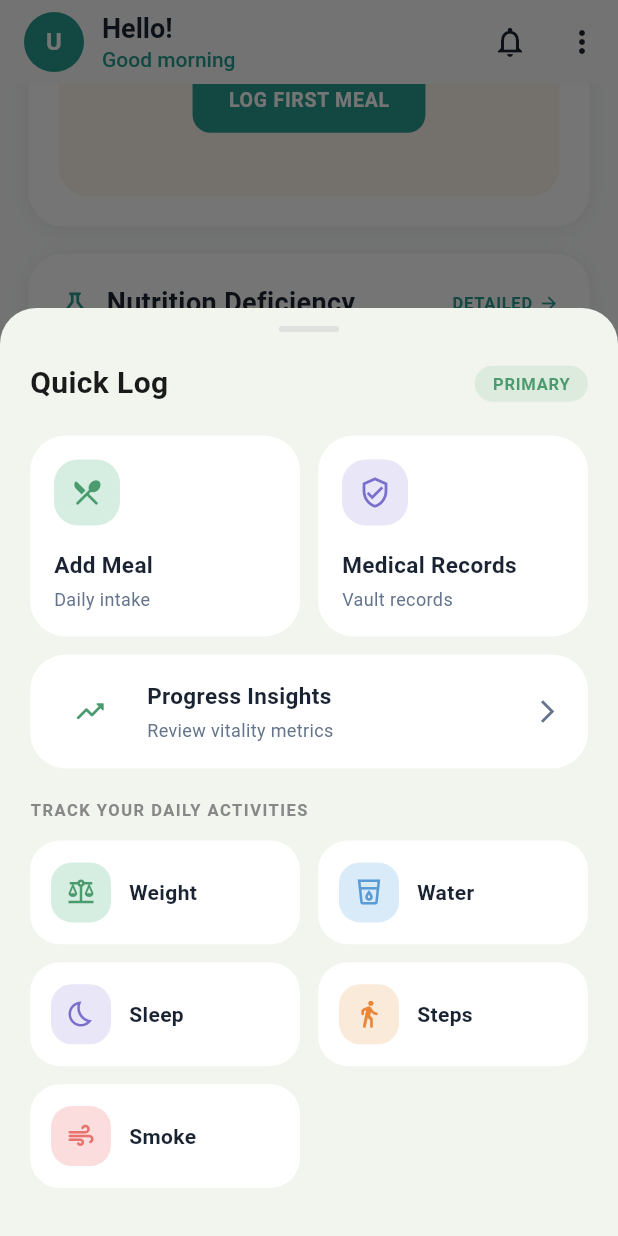
After one commit to patilabhiraj/take-health-App, a Flutter app: the MainScreen screen opened by its route, scrolled down 1728 dp, after a tap on the "add" icon, on a phone screen of 412 x 824 dp. The commit adds this screen. Run offline on Flutter 3.47's test engine with Material 3 defaults, Android fonts, the light colour scheme and no system bars; our stand-ins replace dartz, dio, equatable, flutter_bloc, flutter_secure_storage, get_it and 4 more; accounts and stored records are empty; network calls fail.

Commit message:
add floating action button

```diff
--- a/lib/features/home/presentation/main_screen.dart
+++ b/lib/features/home/presentation/main_screen.dart
@@ -5,10 +5,10 @@ import 'package:take_health/core/theme/theme_cubit.dart';
 import 'package:take_health/features/DietPlan/presentation/screen/DietPlanPage.dart';
 import 'package:take_health/features/NutritionPage/presentation/screen/NutritionPage.dart';
 import 'package:take_health/features/ReportsPage/presentation/screen/ReportsPage.dart';
-import 'package:take_health/features/ai_chat/presentation/screen/ai_chat_page.dart';
 import 'package:take_health/features/Profile/presentation/bloc/profile_bloc.dart';
 import 'package:take_health/features/Profile/presentation/bloc/profile_state.dart';
 import 'package:take_health/features/Profile/presentation/screen/profile_page.dart';
+import 'package:take_health/features/home/presentation/widgets/quickLogSheet.dart';
 import '../../Auth/bloc/auth_bloc.dart';
 import 'home_page.dart';
 
@@ -60,9 +60,9 @@ class _MainScreenState extends State<MainScreen> {
         children: _pages,
       ),
       floatingActionButton: FloatingActionButton(
-        onPressed: () => Navigator.push(context, AiChatPage.route()),
-        tooltip: 'AI Health Coach',
-        child: const Icon(Icons.chat_bubble_outline_rounded),
+        onPressed: _showQuickLogSheet,
+        tooltip: 'Quick Log',
+        child: const Icon(Icons.add),
       ),
       floatingActionButtonLocation: FloatingActionButtonLocation.centerDocked,
       bottomNavigationBar: _buildBottomNavigationBar(cs),
@@ -299,6 +299,31 @@ class _MainScreenState extends State<MainScreen> {
     );
   }
 
+  void _showQuickLogSheet() {
+    showModalBottomSheet(
+      context: context,
+      isScrollControlled: true,
+      backgroundColor: Colors.transparent,
+      builder: (context) {
+        return Padding(
+          padding: EdgeInsets.only(
+            bottom: MediaQuery.of(context).viewInsets.bottom,
+          ),
+          child: QuickLogSheet(
+            onAddMealTap: _handleAddMealTap,
+          ),
+        );
+      },
+    );
+  }
+
+  void _handleAddMealTap() {
+    Navigator.of(context).pop();
+    setState(() {
+      _currentIndex = 1;
+    });
+  }
+
   Widget _buildNavItem({
     required IconData icon,
     required IconData activeIcon,
--- /dev/null
+++ b/lib/features/home/presentation/widgets/quickLogSheet.dart
@@ -0,0 +1,362 @@
+
+import 'package:flutter/material.dart';
+
+class QuickLogSheet extends StatelessWidget {
+  final VoidCallback onAddMealTap;
+
+  const QuickLogSheet({super.key, required this.onAddMealTap});
+
+  @override
+  Widget build(BuildContext context) {
+    return Container(
+      decoration: const BoxDecoration(
+        color: Color(0xFFF1F5EE),
+        borderRadius: BorderRadius.vertical(top: Radius.circular(24)),
+      ),
+      padding: const EdgeInsets.fromLTRB(20, 12, 20, 32),
+      child: Column(
+        mainAxisSize: MainAxisSize.min,
+        crossAxisAlignment: CrossAxisAlignment.start,
+        children: [
+          // Drag handle
+          Center(
+            child: Container(
+              width: 40,
+              height: 4,
+              decoration: BoxDecoration(
+                color: Colors.grey.shade300,
+                borderRadius: BorderRadius.circular(2),
+              ),
+            ),
+          ),
+          const SizedBox(height: 20),
+
+          // Header
+          Row(
+            mainAxisAlignment: MainAxisAlignment.spaceBetween,
+            children: [
+              const Text(
+                'Quick Log',
+                style: TextStyle(
+                  fontSize: 20,
+                  fontWeight: FontWeight.w700,
+                  color: Color(0xFF1A1A1A),
+                ),
+              ),
+              Container(
+                padding: const EdgeInsets.symmetric(horizontal: 12, vertical: 4),
+                decoration: BoxDecoration(
+                  color: const Color(0x1F4A9B6E),
+                  borderRadius: BorderRadius.circular(20),
+                ),
+                child: const Text(
+                  'PRIMARY',
+                  style: TextStyle(
+                    fontSize: 11,
+                    fontWeight: FontWeight.w700,
+                    color: Color(0xFF4A9B6E),
+                    letterSpacing: 0.5,
+                  ),
+                ),
+              ),
+            ],
+          ),
+          const SizedBox(height: 20),
+
+          // Add Meal + Medical Records
+          Row(
+            children: [
+              Expanded(
+                child: _QuickLogCard(
+                  icon: Icons.restaurant_menu_rounded,
+                  iconColor: const Color(0xFF4A9B6E),
+                  iconBg: const Color(0xFFD6EDE2),
+                  title: 'Add Meal',
+                  subtitle: 'Daily intake',
+                  onTap: onAddMealTap,
+                ),
+              ),
+              const SizedBox(width: 12),
+              Expanded(
+                child: _QuickLogCard(
+                  icon: Icons.verified_user_outlined,
+                  iconColor: const Color(0xFF7B6FCD),
+                  iconBg: const Color(0xFFE8E6F7),
+                  title: 'Medical Records',
+                  subtitle: 'Vault records',
+                  onTap: () => Navigator.of(context).pop(),
+                ),
+              ),
+            ],
+          ),
+          const SizedBox(height: 12),
+
+          // Progress Insights
+          _BannerTile(
+            icon: Icons.trending_up_rounded,
+            iconColor: const Color(0xFF4A9B6E),
+            iconBg: Colors.white,
+            title: 'Progress Insights',
+            subtitle: 'Review vitality metrics',
+            onTap: () => Navigator.of(context).pop(),
+          ),
+          const SizedBox(height: 20),
+
+          // Section label
+          const Text(
+            'TRACK YOUR DAILY ACTIVITIES',
+            style: TextStyle(
+              fontSize: 11,
+              fontWeight: FontWeight.w700,
+              color: Color(0xFF888888),
+              letterSpacing: 1.0,
+            ),
+          ),
+          const SizedBox(height: 12),
+
+          // Activity grid
+          GridView.count(
+            crossAxisCount: 2,
+            shrinkWrap: true,
+            physics: const NeverScrollableScrollPhysics(),
+            crossAxisSpacing: 12,
+            mainAxisSpacing: 12,
+            childAspectRatio: 2.6,
+            children: [
+              _ActivityTile(
+                icon: Icons.balance_outlined,
+                iconColor: const Color(0xFF4A9B6E),
+                iconBg: const Color(0xFFD6EDE2),
+                label: 'Weight',
+                onTap: () => Navigator.of(context).pop(),
+              ),
+              _ActivityTile(
+                icon: Icons.local_drink_outlined,
+                iconColor: const Color(0xFF5B9BD5),
+                iconBg: const Color(0xFFD9EBF9),
+                label: 'Water',
+                onTap: () => Navigator.of(context).pop(),
+              ),
+              _ActivityTile(
+                icon: Icons.bedtime_outlined,
+                iconColor: const Color(0xFF7B6FCD),
+                iconBg: const Color(0xFFE8E6F7),
+                label: 'Sleep',
+                onTap: () => Navigator.of(context).pop(),
+              ),
+              _ActivityTile(
+                icon: Icons.directions_walk_rounded,
+                iconColor: const Color(0xFFE8873A),
+                iconBg: const Color(0xFFFAEAD9),
+                label: 'Steps',
+                onTap: () => Navigator.of(context).pop(),
+              ),
+              _ActivityTile(
+                icon: Icons.air_rounded,
+                iconColor: const Color(0xFFE8736E),
+                iconBg: const Color(0xFFFADDDC),
+                label: 'Smoke',
+                onTap: () => Navigator.of(context).pop(),
+              ),
+            ],
+          ),
+        ],
+      ),
+    );
+  }
+}
+
+class _QuickLogCard extends StatelessWidget {
+  final IconData icon;
+  final Color iconColor;
+  final Color iconBg;
+  final String title;
+  final String subtitle;
+  final VoidCallback onTap;
+
+  const _QuickLogCard({
+    required this.icon,
+    required this.iconColor,
+    required this.iconBg,
+    required this.title,
+    required this.subtitle,
+    required this.onTap,
+  });
+
+  @override
+  Widget build(BuildContext context) {
+    final cs = Theme.of(context).colorScheme;
+    return Material(
+      color: cs.surface,
+      borderRadius: BorderRadius.circular(24),
+      child: InkWell(
+        borderRadius: BorderRadius.circular(24),
+        onTap: onTap,
+        child: Padding(
+          padding: const EdgeInsets.all(16),
+          child: Column(
+            crossAxisAlignment: CrossAxisAlignment.start,
+            children: [
+              Container(
+                width: 44,
+                height: 44,
+                decoration: BoxDecoration(
+                  color: iconBg,
+                  borderRadius: BorderRadius.circular(16),
+                ),
+                child: Icon(icon, color: iconColor, size: 22),
+              ),
+              const SizedBox(height: 16),
+              Text(
+                title,
+                style: TextStyle(
+                  color: cs.onSurface,
+                  fontSize: 15,
+                  fontWeight: FontWeight.w700,
+                ),
+              ),
+              const SizedBox(height: 4),
+              Text(
+                subtitle,
+                style: TextStyle(
+                  color: cs.onSurfaceVariant,
+                  fontSize: 12,
+                ),
+              ),
+            ],
+          ),
+        ),
+      ),
+    );
+  }
+}
+
+class _BannerTile extends StatelessWidget {
+  final IconData icon;
+  final Color iconColor;
+  final Color iconBg;
+  final String title;
+  final String subtitle;
+  final VoidCallback onTap;
+
+  const _BannerTile({
+    required this.icon,
+    required this.iconColor,
+    required this.iconBg,
+    required this.title,
+    required this.subtitle,
+    required this.onTap,
+  });
+
+  @override
+  Widget build(BuildContext context) {
+    final cs = Theme.of(context).colorScheme;
+    return Material(
+      color: Colors.white,
+      borderRadius: BorderRadius.circular(24),
+      child: InkWell(
+        borderRadius: BorderRadius.circular(24),
+        onTap: onTap,
+        child: Padding(
+          padding: const EdgeInsets.symmetric(horizontal: 18, vertical: 16),
+          child: Row(
+            children: [
+              Container(
+                width: 44,
+                height: 44,
+                decoration: BoxDecoration(
+                  color: iconBg,
+                  borderRadius: BorderRadius.circular(16),
+                ),
+                child: Icon(icon, color: iconColor, size: 22),
+              ),
+              const SizedBox(width: 16),
+              Expanded(
+                child: Column(
+                  crossAxisAlignment: CrossAxisAlignment.start,
+                  children: [
+                    Text(
+                      title,
+                      style: TextStyle(
+                        color: cs.onSurface,
+                        fontSize: 15,
+                        fontWeight: FontWeight.w700,
+                      ),
+                    ),
+                    const SizedBox(height: 4),
+                    Text(
+                      subtitle,
+                      style: TextStyle(
+                        color: cs.onSurfaceVariant,
+                        fontSize: 12,
+                      ),
+                    ),
+                  ],
+                ),
+              ),
+              Icon(
+                Icons.arrow_forward_ios,
+                color: cs.onSurfaceVariant,
+                size: 18,
+              ),
+            ],
+          ),
+        ),
+      ),
+    );
+  }
+}
+
+class _ActivityTile extends StatelessWidget {
+  final IconData icon;
+  final Color iconColor;
+  final Color iconBg;
+  final String label;
+  final VoidCallback onTap;
+
+  const _ActivityTile({
+    required this.icon,
+    required this.iconColor,
+    required this.iconBg,
+    required this.label,
+    required this.onTap,
+  });
+
+  @override
+  Widget build(BuildContext context) {
+    final cs = Theme.of(context).colorScheme;
+    return Material(
+      color: Colors.white,
+      borderRadius: BorderRadius.circular(20),
+      child: InkWell(
+        borderRadius: BorderRadius.circular(20),
+        onTap: onTap,
+        child: Padding(
+          padding: const EdgeInsets.symmetric(horizontal: 14, vertical: 14),
+          child: Row(
+            children: [
+              Container(
+                width: 40,
+                height: 40,
+                decoration: BoxDecoration(
+                  color: iconBg,
+                  borderRadius: BorderRadius.circular(14),
+                ),
+                child: Icon(icon, color: iconColor, size: 20),
+              ),
+              const SizedBox(width: 12),
+              Text(
+                label,
+                style: TextStyle(
+                  color: cs.onSurface,
+                  fontSize: 14,
+                  fontWeight: FontWeight.w700,
+                ),
+              ),
+            ],
+          ),
+        ),
+      ),
+    );
+  }
+}
```
Also changed, not shown: lib/app/routes/router.dart (+8 -0 lines).
